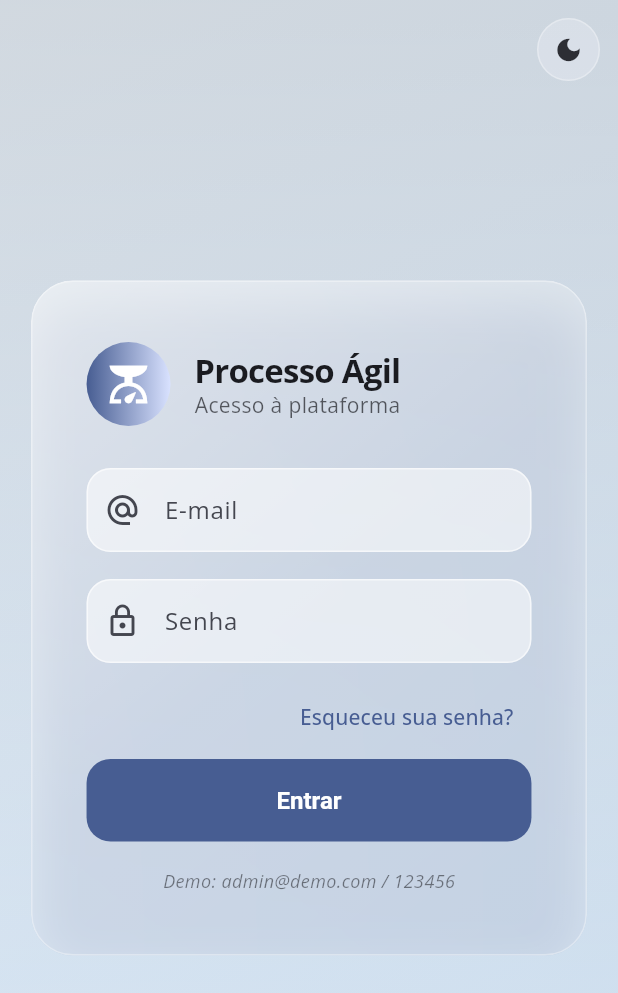
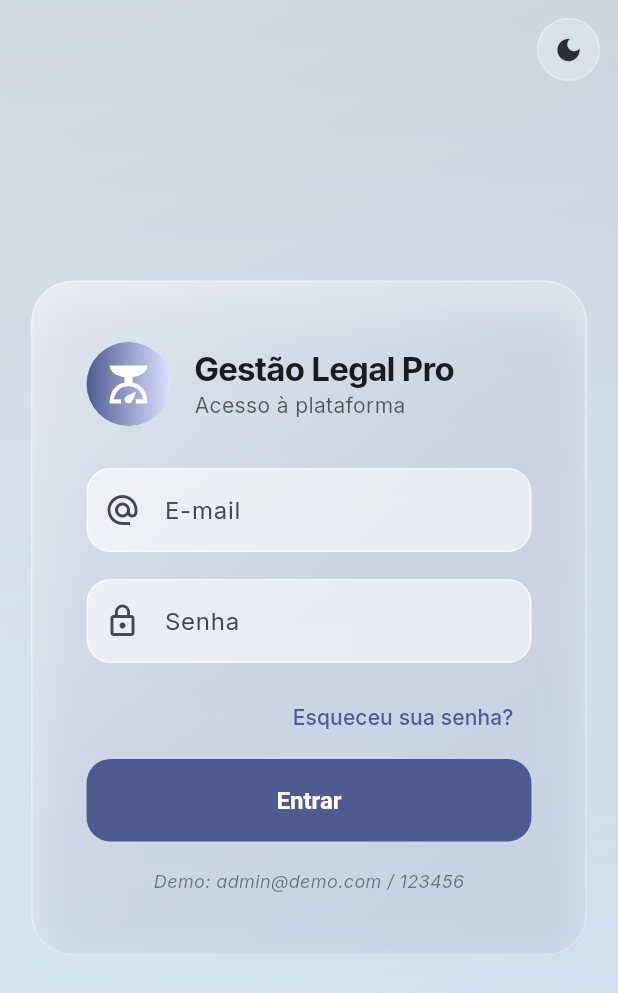
Before and after one commit to claujs/gestaoLegalPro, a Flutter app: the screen it shows after launch, on a phone screen of 412 x 824 dp. Shown: the top 993 px of the screen. Run offline on Flutter 3.47's test engine with Material 3 defaults, Android fonts, the light colour scheme and no system bars; our stand-ins replace file_picker, get, get_it, go_router, google_fonts, hive and 3 more; missing offline and left inert: docx_to_text, syncfusion_flutter_pdf; accounts and stored records are empty; generated files the repository leaves out were written again.

Commit message:
feat: Renomear projeto para Gestão Legal Pro e atualizar referências

```diff
--- a/lib/core/theme/app_theme.dart
+++ b/lib/core/theme/app_theme.dart
@@ -2,24 +2,37 @@ import 'package:flutter/material.dart';
 import 'package:google_fonts/google_fonts.dart';
 
 ColorScheme _lightColorScheme = ColorScheme.fromSeed(
-  seedColor: const Color(0xFF0D47A1),
+  seedColor: const Color(0xFF1552F0),
   brightness: Brightness.light,
 );
 ColorScheme _darkColorScheme = ColorScheme.fromSeed(
-  seedColor: const Color(0xFF0D47A1),
+  seedColor: const Color(0xFF1552F0),
   brightness: Brightness.dark,
 );
 
 ThemeData buildLightTheme(TextStyle Function({TextStyle? textStyle}) font) {
   final base = ThemeData(colorScheme: _lightColorScheme, useMaterial3: true);
   return base.copyWith(
-    textTheme: GoogleFonts.openSansTextTheme(base.textTheme),
+    textTheme: GoogleFonts.interTextTheme(base.textTheme),
     appBarTheme: AppBarTheme(
       backgroundColor: _lightColorScheme.surface,
       foregroundColor: _lightColorScheme.onSurface,
     ),
     inputDecorationTheme: const InputDecorationTheme(
-      border: OutlineInputBorder(),
+      border: OutlineInputBorder(
+        borderRadius: BorderRadius.all(Radius.circular(12)),
+      ),
+      filled: true,
+    ),
+    cardTheme: CardThemeData(
+      elevation: 0,
+      color: _lightColorScheme.surface,
+      shadowColor: Colors.transparent,
+      shape: RoundedRectangleBorder(borderRadius: BorderRadius.circular(16)),
+    ),
+    navigationBarTheme: NavigationBarThemeData(
+      indicatorColor: _lightColorScheme.primary.withOpacity(.12),
+      labelBehavior: NavigationDestinationLabelBehavior.alwaysShow,
     ),
   );
 }
@@ -27,13 +40,26 @@ ThemeData buildLightTheme(TextStyle Function({TextStyle? textStyle}) font) {
 ThemeData buildDarkTheme(TextStyle Function({TextStyle? textStyle}) font) {
   final base = ThemeData(colorScheme: _darkColorScheme, useMaterial3: true);
   return base.copyWith(
-    textTheme: GoogleFonts.openSansTextTheme(base.textTheme),
+    textTheme: GoogleFonts.interTextTheme(base.textTheme),
     appBarTheme: AppBarTheme(
       backgroundColor: _darkColorScheme.surface,
       foregroundColor: _darkColorScheme.onSurface,
     ),
     inputDecorationTheme: const InputDecorationTheme(
-      border: OutlineInputBorder(),
+      border: OutlineInputBorder(
+        borderRadius: BorderRadius.all(Radius.circular(12)),
+      ),
+      filled: true,
+    ),
+    cardTheme: CardThemeData(
+      elevation: 0,
+      color: _darkColorScheme.surface,
+      shadowColor: Colors.transparent,
+      shape: RoundedRectangleBorder(borderRadius: BorderRadius.circular(16)),
+    ),
+    navigationBarTheme: NavigationBarThemeData(
+      indicatorColor: _darkColorScheme.primary.withOpacity(.14),
+      labelBehavior: NavigationDestinationLabelBehavior.alwaysShow,
     ),
   );
 }
--- a/lib/features/agenda/presentation/pages/schedule_audience_page.dart
+++ b/lib/features/agenda/presentation/pages/schedule_audience_page.dart
@@ -299,7 +299,7 @@ class _ScheduleAudiencePageState extends State<ScheduleAudiencePage> {
                             Expanded(
                               child: Tooltip(
                                 message:
-                                    'Marque para enviar uma notificação push do Processo Ágil para o app instalado no seu smartphone (se você estiver logado nele). Útil para lembrar da audiência.',
+                                    'Marque para enviar uma notificação push do Gestão Legal Pro para o app instalado no seu smartphone (se você estiver logado nele). Útil para lembrar da audiência.',
                                 triggerMode: TooltipTriggerMode.longPress,
                                 waitDuration: const Duration(milliseconds: 400),
                                 child: const Text('Enviar push'),
@@ -308,7 +308,7 @@ class _ScheduleAudiencePageState extends State<ScheduleAudiencePage> {
                             const SizedBox(width: 4),
                             Tooltip(
                               message:
-                                  'Envia uma notificação push para o app Processo Ágil no seu celular avisando sobre esta audiência.',
+                                  'Envia uma notificação push para o app Gestão Legal Pro no seu celular avisando sobre esta audiência.',
                               child: const Icon(Icons.info_outline, size: 16),
                             ),
                           ],
--- a/lib/features/auth/presentation/pages/login_page.dart
+++ b/lib/features/auth/presentation/pages/login_page.dart
@@ -193,7 +193,7 @@ class _LoginPageState extends State<LoginPage> {
                     crossAxisAlignment: CrossAxisAlignment.start,
                     children: [
                       Text(
-                        'Processo Ágil',
+                        'Gestão Legal Pro',
                         style: Theme.of(context).textTheme.titleLarge?.copyWith(
                           fontWeight: FontWeight.w700,
                           letterSpacing: -.5,
--- a/lib/main.dart
+++ b/lib/main.dart
@@ -113,7 +113,7 @@ class _MainAppState extends State<MainApp> {
     return Obx(
       () => MaterialApp.router(
         debugShowCheckedModeBanner: false,
-        title: 'Processo Ágil',
+        title: 'Gestão Legal Pro',
         supportedLocales: const [Locale('pt', 'BR')],
         localizationsDelegates: const [
           GlobalMaterialLocalizations.delegate,
--- a/pubspec.yaml
+++ b/pubspec.yaml
@@ -1,5 +1,5 @@
-name: processo_agil
-description: "A new Flutter project."
+name: gestao_legal_pro
+description: "Gestão moderna de processos jurídicos, agenda e clientes."
 publish_to: 'none'
 version: 0.1.0
 
```
Also changed, not shown: lib/core/widgets/app_shell.dart (+14 -5 lines), 8 other files.
